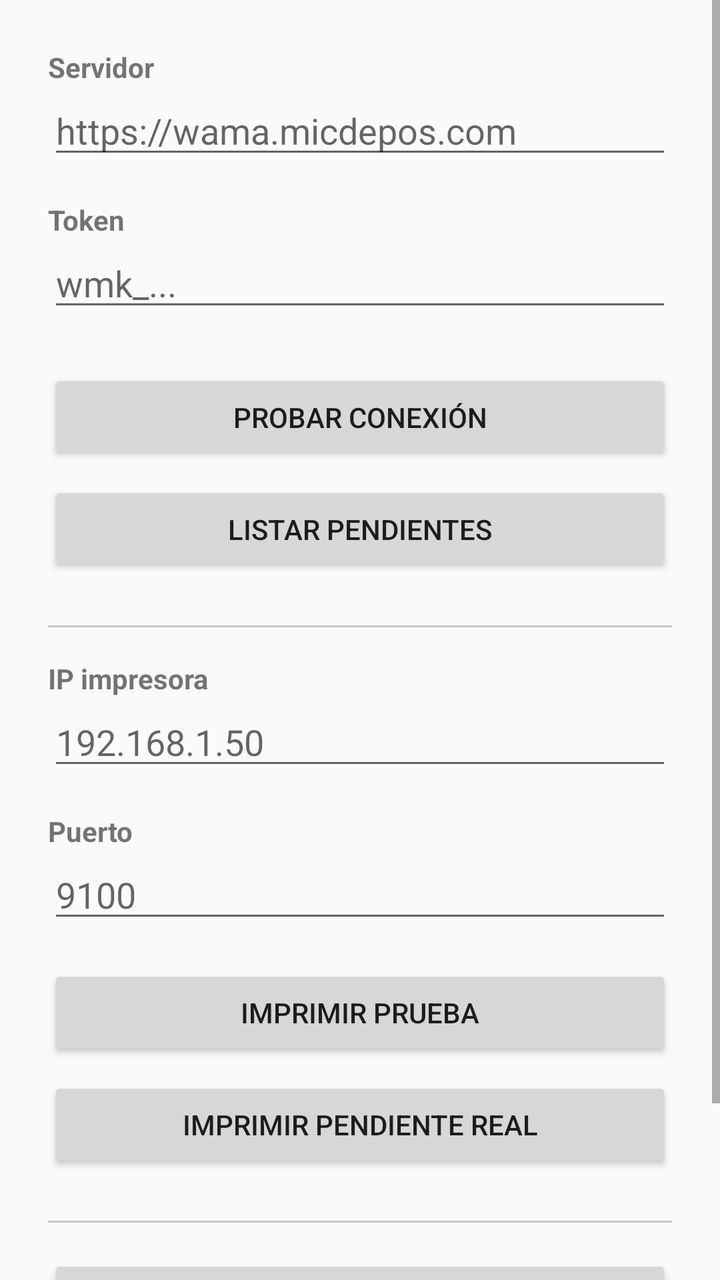
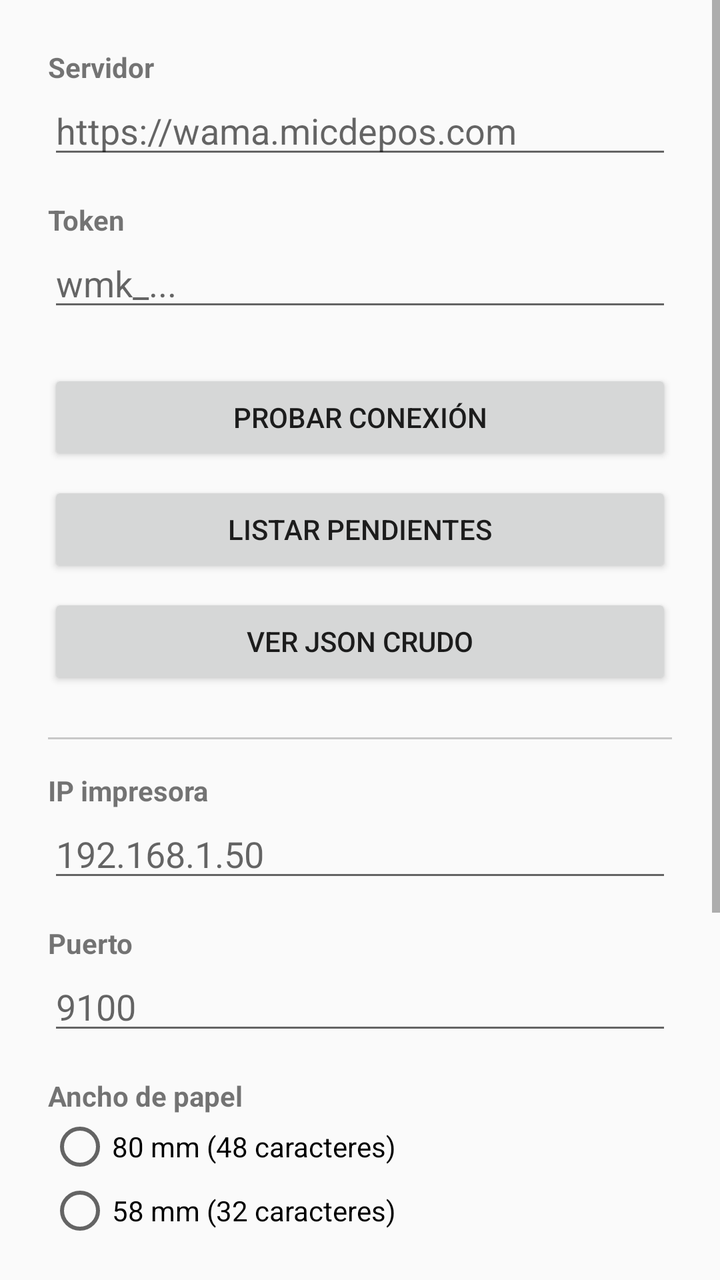

Compare the two renders of this Android layout. The source of the first and the diff that turns it into the second are given below.
<!-- AndroidManifest.xml: application theme Theme.AppCompat.Light.NoActionBar -->
<!-- res/layout/activity_main.xml -->
<?xml version="1.0" encoding="utf-8"?>
<ScrollView xmlns:android="http://schemas.android.com/apk/res/android"
    android:layout_width="match_parent"
    android:layout_height="match_parent">

    <LinearLayout
        android:layout_width="match_parent"
        android:layout_height="wrap_content"
        android:orientation="vertical"
        android:padding="24dp">

        <TextView
            android:layout_width="wrap_content"
            android:layout_height="wrap_content"
            android:text="@string/label_base_url"
            android:textStyle="bold" />

        <EditText
            android:id="@+id/editBaseUrl"
            android:layout_width="match_parent"
            android:layout_height="wrap_content"
            android:hint="@string/hint_base_url"
            android:inputType="textUri"
            android:autofillHints="url"
            android:singleLine="true" />

        <TextView
            android:layout_width="wrap_content"
            android:layout_height="wrap_content"
            android:layout_marginTop="16dp"
            android:text="@string/label_token"
            android:textStyle="bold" />

        <EditText
            android:id="@+id/editToken"
            android:layout_width="match_parent"
            android:layout_height="wrap_content"
            android:hint="@string/hint_token"
            android:inputType="textPassword"
            android:autofillHints="password"
            android:singleLine="true" />

        <Button
            android:id="@+id/btnTest"
            android:layout_width="match_parent"
            android:layout_height="wrap_content"
            android:layout_marginTop="24dp"
            android:text="@string/action_test" />

        <Button
            android:id="@+id/btnList"
            android:layout_width="match_parent"
            android:layout_height="wrap_content"
            android:layout_marginTop="8dp"
            android:text="@string/action_list" />

        <View
            android:layout_width="match_parent"
            android:layout_height="1dp"
            android:layout_marginTop="24dp"
            android:background="#33000000" />

        <TextView
            android:layout_width="wrap_content"
            android:layout_height="wrap_content"
            android:layout_marginTop="16dp"
            android:text="@string/label_printer_ip"
            android:textStyle="bold" />

        <EditText
            android:id="@+id/editPrinterIp"
            android:layout_width="match_parent"
            android:layout_height="wrap_content"
            android:hint="@string/hint_printer_ip"
            android:inputType="text"
            android:singleLine="true" />

        <TextView
            android:layout_width="wrap_content"
            android:layout_height="wrap_content"
            android:layout_marginTop="16dp"
            android:text="@string/label_printer_port"
            android:textStyle="bold" />

        <EditText
            android:id="@+id/editPrinterPort"
            android:layout_width="match_parent"
            android:layout_height="wrap_content"
            android:hint="@string/hint_printer_port"
            android:inputType="number"
            android:singleLine="true" />

        <Button
            android:id="@+id/btnPrintTest"
            android:layout_width="match_parent"
            android:layout_height="wrap_content"
            android:layout_marginTop="16dp"
            android:text="@string/action_print_test" />

        <Button
            android:id="@+id/btnPrintPending"
            android:layout_width="match_parent"
            android:layout_height="wrap_content"
            android:layout_marginTop="8dp"
            android:text="@string/action_print_pending" />

        <View
            android:layout_width="match_parent"
            android:layout_height="1dp"
            android:layout_marginTop="24dp"
            android:background="#33000000" />

        <Button
            android:id="@+id/btnToggleAgent"
            android:layout_width="match_parent"
            android:layout_height="wrap_content"
            android:layout_marginTop="16dp"
            android:text="@string/action_activate" />

        <TextView
            android:id="@+id/txtStatus"
            android:layout_width="match_parent"
            android:layout_height="wrap_content"
            android:layout_marginTop="24dp"
            android:fontFamily="monospace"
            android:textIsSelectable="true"
            android:text="@string/status_idle" />

    </LinearLayout>

</ScrollView>
<!-- resources referenced by this layout -->
<resources>
  <string name="action_activate">Activar agente</string>
  <string name="action_list">Listar pendientes</string>
  <string name="action_print_pending">Imprimir pendiente real</string>
  <string name="action_print_test">Imprimir prueba</string>
  <string name="action_test">Probar conexión</string>
  <string name="hint_base_url">https://wama.micdepos.com</string>
  <string name="hint_printer_ip">192.168.1.50</string>
  <string name="hint_printer_port">9100</string>
  <string name="hint_token">wmk_...</string>
  <string name="label_base_url">Servidor</string>
  <string name="label_printer_ip">IP impresora</string>
  <string name="label_printer_port">Puerto</string>
  <string name="label_token">Token</string>
  <string name="status_idle">Sin probar todavía</string>
</resources>

<!-- the commit's change to res/layout/activity_main.xml (unified diff, before → after) -->
@@ -54,6 +54,13 @@
             android:layout_marginTop="8dp"
             android:text="@string/action_list" />
 
+        <Button
+            android:id="@+id/btnRawJson"
+            android:layout_width="match_parent"
+            android:layout_height="wrap_content"
+            android:layout_marginTop="8dp"
+            android:text="@string/action_raw_json" />
+
         <View
             android:layout_width="match_parent"
             android:layout_height="1dp"
@@ -89,6 +96,33 @@
             android:hint="@string/hint_printer_port"
             android:inputType="number"
             android:singleLine="true" />
+
+        <TextView
+            android:layout_width="wrap_content"
+            android:layout_height="wrap_content"
+            android:layout_marginTop="16dp"
+            android:text="@string/label_paper_width"
+            android:textStyle="bold" />
+
+        <RadioGroup
+            android:id="@+id/rgPaperWidth"
+            android:layout_width="match_parent"
+            android:layout_height="wrap_content"
+            android:orientation="vertical">
+
+            <RadioButton
+                android:id="@+id/rbPaper80"
+                android:layout_width="match_parent"
+                android:layout_height="wrap_content"
+                android:text="@string/paper_80" />
+
+            <RadioButton
+                android:id="@+id/rbPaper58"
+                android:layout_width="match_parent"
+                android:layout_height="wrap_content"
+                android:text="@string/paper_58" />
+
+        </RadioGroup>
 
         <Button
             android:id="@+id/btnPrintTest"
<!-- resource entries referenced after the edit -->
@@ -4,15 +4,19 @@
   <string name="action_list">Listar pendientes</string>
   <string name="action_print_pending">Imprimir pendiente real</string>
   <string name="action_print_test">Imprimir prueba</string>
+  <string name="action_raw_json">Ver JSON crudo</string>
   <string name="action_test">Probar conexión</string>
   <string name="hint_base_url">https://wama.micdepos.com</string>
   <string name="hint_printer_ip">192.168.1.50</string>
   <string name="hint_printer_port">9100</string>
   <string name="hint_token">wmk_...</string>
   <string name="label_base_url">Servidor</string>
+  <string name="label_paper_width">Ancho de papel</string>
   <string name="label_printer_ip">IP impresora</string>
   <string name="label_printer_port">Puerto</string>
   <string name="label_token">Token</string>
+  <string name="paper_58">58 mm (32 caracteres)</string>
+  <string name="paper_80">80 mm (48 caracteres)</string>
   <string name="status_idle">Sin probar todavía</string>
 </resources>
 
